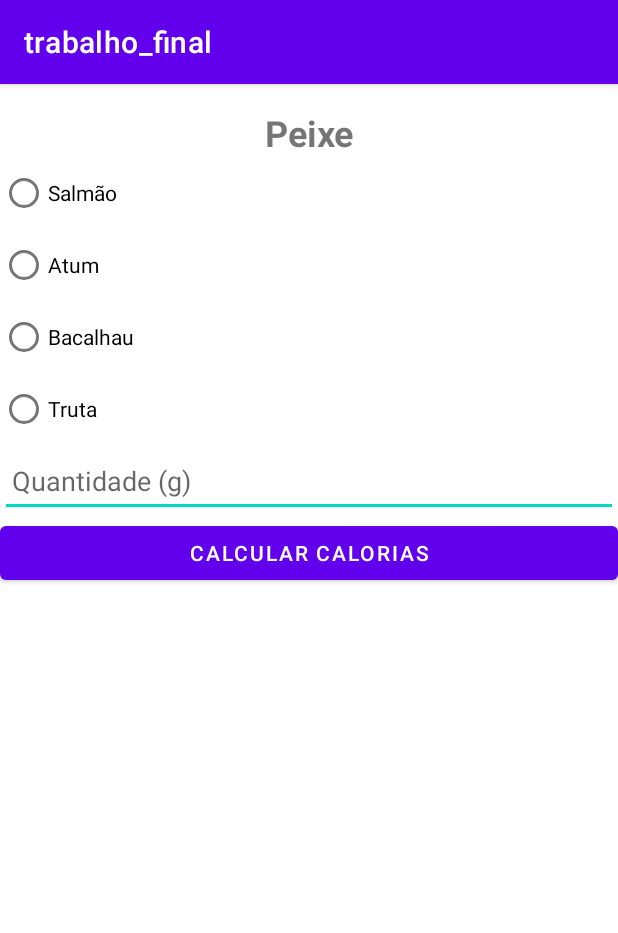
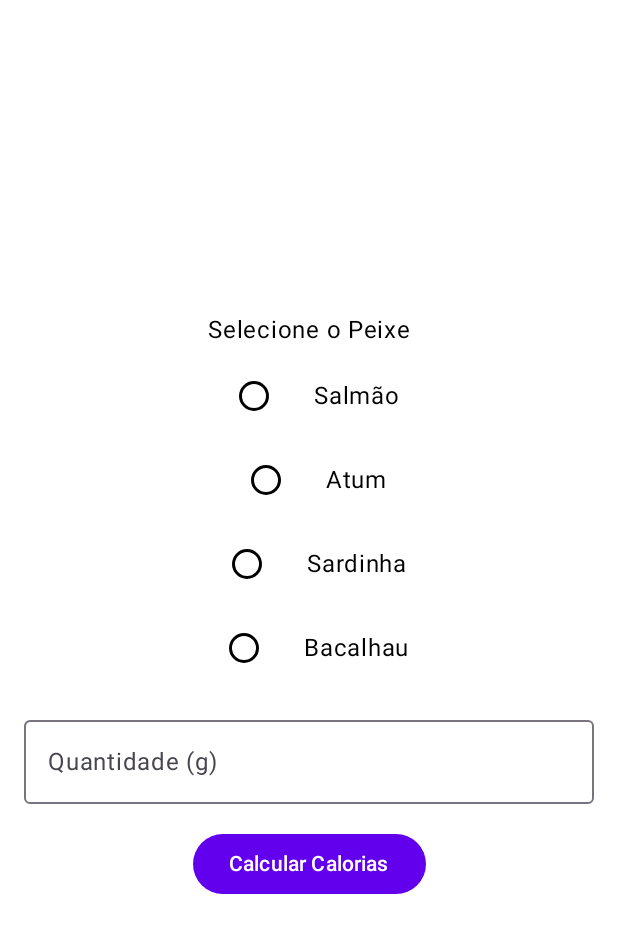
Before and after one commit to Rodrigo261/trabalho_final, an Android app built with Jetpack Compose: the PeixesActivity screen opened directly, with no data from a screen before it, on a phone screen of 412 x 824 dp. Shown: the top 933 px of the screen. Run offline under Robolectric (Android 15) with nearby library versions, the phone set to English and light mode, and no system bars.

Commit message:
alteraçoes no PeixesScreen

```diff
--- /dev/null
+++ b/app/src/main/java/PeixesScrenn.kt
@@ -0,0 +1,104 @@
+package com.example.trabalho_final
+
+import android.widget.Toast
+import androidx.compose.foundation.layout.*
+import androidx.compose.material3.*
+import androidx.compose.runtime.*
+import androidx.compose.runtime.saveable.rememberSaveable
+import androidx.compose.ui.Alignment
+import androidx.compose.ui.Modifier
+import androidx.compose.ui.platform.LocalContext
+import androidx.compose.ui.unit.dp
+
+@Composable
+fun PeixesScreen() {
+    var peixe by rememberSaveable { mutableStateOf("") }
+    var quantidade by rememberSaveable { mutableStateOf("") }
+    var totalCalorias by rememberSaveable { mutableStateOf(0) }
+    var showResult by rememberSaveable { mutableStateOf(false) }
+
+
+    val peixes = listOf(
+        "Salmão",
+        "Atum",
+        "Sardinha",
+        "Bacalhau"
+    )
+
+    val context = LocalContext.current
+
+    Column(
+        modifier = Modifier
+            .fillMaxSize()
+            .padding(16.dp),
+        horizontalAlignment = Alignment.CenterHorizontally,
+        verticalArrangement = Arrangement.Center
+    ) {
+        // Seleção de peixe
+        Text(text = "Selecione o Peixe")
+        Spacer(modifier = Modifier.height(8.dp))
+
+
+        peixes.forEach { option ->
+            Row(verticalAlignment = Alignment.CenterVertically) {
+                RadioButton(
+                    selected = peixe == option,
+                    onClick = { peixe = option },
+                    colors = RadioButtonDefaults.colors(
+                        selectedColor = MaterialTheme.colorScheme.primary,
+                        unselectedColor = MaterialTheme.colorScheme.onSurface
+                    ),
+                    modifier = Modifier.padding(end = 16.dp)
+                )
+                Text(text = option)
+            }
+            Spacer(modifier = Modifier.height(8.dp))
+        }
+
+        Spacer(modifier = Modifier.height(8.dp))
+
+
+        OutlinedTextField(
+            value = quantidade,
+            onValueChange = { quantidade = it },
+            label = { Text("Quantidade (g)") },
+            modifier = Modifier.fillMaxWidth()
+        )
+
+        Spacer(modifier = Modifier.height(16.dp))
+
+
+        Button(onClick = {
+
+            val calorias = atualizarCaloriasPeixe(peixe, quantidade)
+            totalCalorias = calorias
+            showResult = true
+        }) {
+            Text(text = "Calcular Calorias")
+        }
+
+        Spacer(modifier = Modifier.height(16.dp))
+
+        if (showResult) {
+            Text(text = "Total de calorias consumidas: $totalCalorias cal")
+        }
+    }
+}
+
+
+fun calcularCaloriasPorGramaPeixe(peixe: String): Float {
+    return when (peixe) {
+        "Salmão" -> 2.04f
+        "Atum" -> 1.88f
+        "Sardinha" -> 0.96f
+        "Bacalhau" -> 0.74f
+        else -> 0f
+    }
+}
+
+
+fun atualizarCaloriasPeixe(peixe: String, quantidade: String): Int {
+    val quantidadeGramas = quantidade.toIntOrNull() ?: 0
+    val caloriasPorGrama = calcularCaloriasPorGramaPeixe(peixe)
+    return (quantidadeGramas * caloriasPorGrama).toInt()
+}
--- a/app/src/main/java/com/example/trabalho_final/PeixesActivity.kt
+++ b/app/src/main/java/com/example/trabalho_final/PeixesActivity.kt
@@ -1,42 +1,34 @@
 package com.example.trabalho_final
 
+
 import android.os.Bundle
-import android.widget.*
-import androidx.appcompat.app.AppCompatActivity
+import androidx.activity.ComponentActivity
+import androidx.activity.compose.setContent
+import androidx.compose.foundation.layout.fillMaxSize
+import androidx.compose.foundation.layout.padding
+import androidx.compose.foundation.layout.Column
+import androidx.compose.foundation.layout.Spacer
+import androidx.compose.foundation.layout.height
+import androidx.compose.material3.Surface
+import androidx.compose.material3.Text
+import androidx.compose.runtime.Composable
+import androidx.compose.ui.Alignment
+import androidx.compose.ui.Modifier
+import androidx.compose.ui.unit.dp
+import com.example.trabalho_final.ui.theme.TrabalhoFinalTheme
 
-class PeixesActivity : AppCompatActivity() {
-
+class PeixesActivity : ComponentActivity() {
     override fun onCreate(savedInstanceState: Bundle?) {
         super.onCreate(savedInstanceState)
-        setContentView(R.layout.activity_peixes)
-
-        val rgPeixe = findViewById<RadioGroup>(R.id.rg_peixe)
-        val etQuantidade = findViewById<EditText>(R.id.et_quantidade)
-        val btnCalcular = findViewById<Button>(R.id.btn_calcular)
-        val tvResultado = findViewById<TextView>(R.id.tv_resultado)
-
-        btnCalcular.setOnClickListener {
-            val quantidadeStr = etQuantidade.text.toString()
-
-            if (quantidadeStr.isEmpty()) {
-                Toast.makeText(this, "Por favor, insira a quantidade", Toast.LENGTH_SHORT).show()
-                return@setOnClickListener
+        setContent {
+            TrabalhoFinalTheme {
+                Surface(
+                    modifier = Modifier.fillMaxSize(),
+                    content = {
+                        PeixesScreen()
+                    }
+                )
             }
-
-            val quantidade = quantidadeStr.toInt()
-            val calorias = when (rgPeixe.checkedRadioButtonId) {
-                R.id.rb_salmao -> calcularCalorias(quantidade, 206)
-                R.id.rb_atum -> calcularCalorias(quantidade, 144)
-                R.id.rb_bacalhau -> calcularCalorias(quantidade, 82)
-                R.id.rb_truta -> calcularCalorias(quantidade, 148)
-                else -> 0
-            }
-
-            tvResultado.text = "Calorias: $calorias kcal"
         }
     }
-
-    private fun calcularCalorias(quantidade: Int, caloriasPor100g: Int): Int {
-        return (quantidade * caloriasPor100g) / 100
-    }
 }
```
